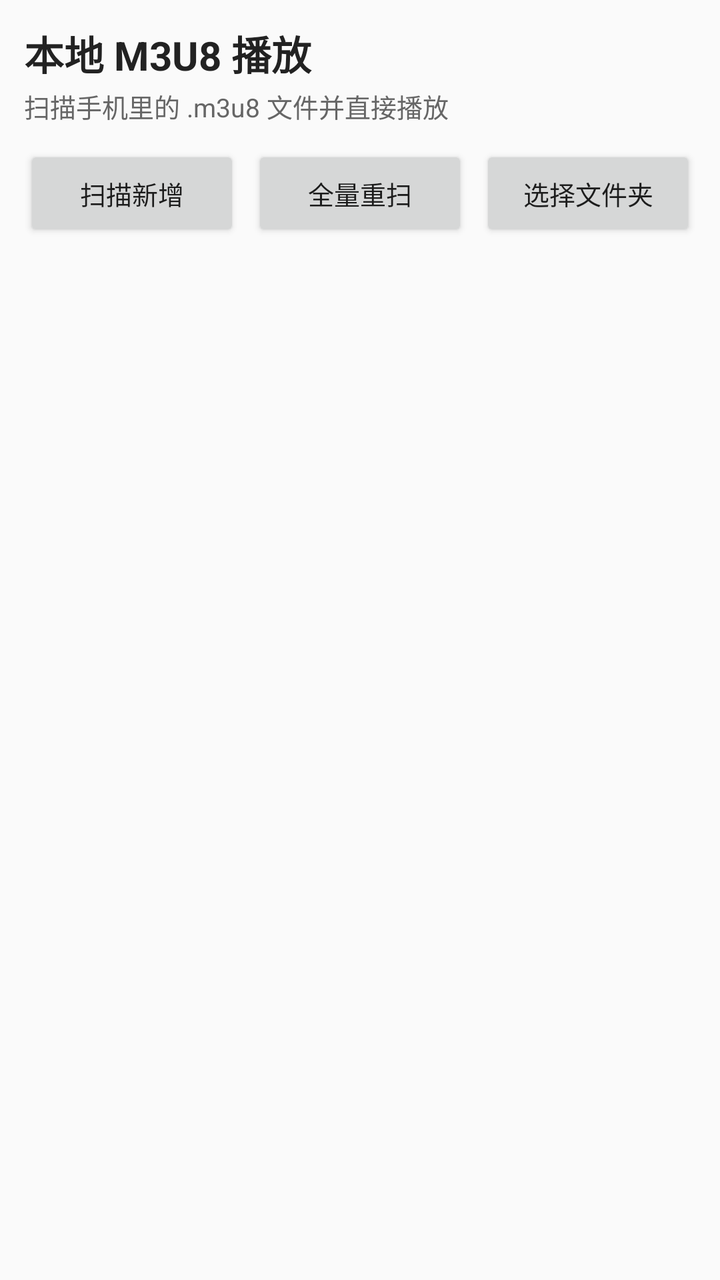
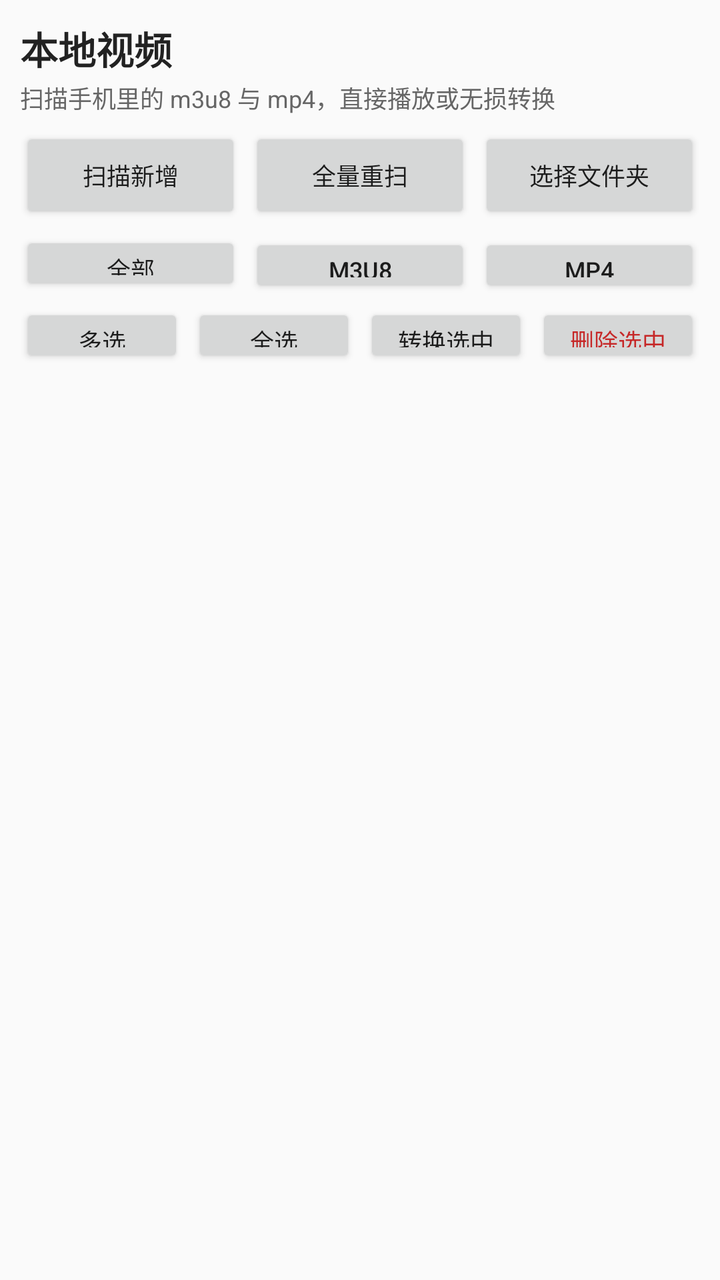

Screens rendered from an Android XML layout before and after an edit, with the pre-edit source and the edit as a unified diff.
<!-- AndroidManifest.xml: application theme AppTheme -->
<!-- res/layout/activity_m3u8_browser.xml -->
<?xml version="1.0" encoding="utf-8"?>
<LinearLayout xmlns:android="http://schemas.android.com/apk/res/android"
    android:layout_width="match_parent"
    android:layout_height="match_parent"
    android:background="#FAFAFA"
    android:orientation="vertical"
    android:padding="12dp">

    <TextView
        android:layout_width="match_parent"
        android:layout_height="wrap_content"
        android:paddingBottom="2dp"
        android:text="@string/m3u8_library"
        android:textColor="#222222"
        android:textSize="20sp"
        android:textStyle="bold" />

    <TextView
        android:id="@+id/countText"
        android:layout_width="match_parent"
        android:layout_height="wrap_content"
        android:paddingBottom="10dp"
        android:text="@string/m3u8_hint_scan"
        android:textColor="#666666"
        android:textSize="13sp" />

    <LinearLayout
        android:layout_width="match_parent"
        android:layout_height="wrap_content"
        android:orientation="horizontal">

        <Button
            android:id="@+id/scanButton"
            android:layout_width="0dp"
            android:layout_height="wrap_content"
            android:layout_weight="1"
            android:paddingLeft="4dp"
            android:paddingRight="4dp"
            android:text="@string/m3u8_scan"
            android:textSize="13sp" />

        <Button
            android:id="@+id/rescanButton"
            android:layout_width="0dp"
            android:layout_height="wrap_content"
            android:layout_marginStart="6dp"
            android:layout_weight="1"
            android:paddingLeft="4dp"
            android:paddingRight="4dp"
            android:text="@string/m3u8_rescan"
            android:textSize="13sp" />

        <Button
            android:id="@+id/folderButton"
            android:layout_width="0dp"
            android:layout_height="wrap_content"
            android:layout_marginStart="6dp"
            android:layout_weight="1"
            android:paddingLeft="4dp"
            android:paddingRight="4dp"
            android:text="@string/m3u8_pick_folder"
            android:textSize="13sp" />
    </LinearLayout>

    <ProgressBar
        android:id="@+id/progress"
        style="?android:attr/progressBarStyleHorizontal"
        android:layout_width="match_parent"
        android:layout_height="wrap_content"
        android:indeterminate="true"
        android:visibility="gone" />

    <FrameLayout
        android:layout_width="match_parent"
        android:layout_height="0dp"
        android:layout_weight="1">

        <androidx.recyclerview.widget.RecyclerView
            android:id="@+id/recyclerView"
            android:layout_width="match_parent"
            android:layout_height="match_parent"
            android:clipToPadding="false"
            android:paddingTop="8dp"
            android:scrollbars="vertical" />

        <TextView
            android:id="@+id/emptyText"
            android:layout_width="match_parent"
            android:layout_height="wrap_content"
            android:layout_gravity="center"
            android:gravity="center"
            android:text="@string/m3u8_empty"
            android:textColor="#888888"
            android:textSize="14sp"
            android:visibility="gone" />
    </FrameLayout>
</LinearLayout>
<!-- resources referenced by this layout -->
<resources>
  <string name="m3u8_empty">没有找到 m3u8 文件。\n请确认已授权“所有文件访问权限”，或使用“选择文件夹”。</string>
  <string name="m3u8_hint_scan">扫描手机里的 .m3u8 文件并直接播放</string>
  <string name="m3u8_library">本地 M3U8 播放</string>
  <string name="m3u8_pick_folder">选择文件夹</string>
  <string name="m3u8_rescan">全量重扫</string>
  <string name="m3u8_scan">扫描新增</string>
  <style name="AppTheme" parent="@android:style/Theme.Material.Light.NoActionBar">
          <item name="android:colorPrimary">@color/primary</item>
          <item name="android:colorPrimaryDark">@color/primary_dark</item>
          <item name="android:colorAccent">@color/accent</item>
          <item name="android:windowBackground">@color/window_bg</item>
          <item name="android:navigationBarColor">@color/primary_dark</item>
          <item name="android:statusBarColor">@color/primary_dark</item>
      </style>
  <color name="primary">#1565C0</color>
  <color name="primary_dark">#0D47A1</color>
  <color name="accent">#FF9800</color>
  <color name="window_bg">#F5F5F5</color>
</resources>

<!-- the commit's change to res/layout/activity_m3u8_browser.xml (unified diff, before → after) -->
@@ -4,25 +4,28 @@
     android:layout_height="match_parent"
     android:background="#FAFAFA"
     android:orientation="vertical"
-    android:padding="12dp">
+    android:paddingStart="10dp"
+    android:paddingEnd="10dp"
+    android:paddingTop="10dp"
+    android:paddingBottom="10dp">
 
     <TextView
         android:layout_width="match_parent"
         android:layout_height="wrap_content"
-        android:paddingBottom="2dp"
         android:text="@string/m3u8_library"
         android:textColor="#222222"
-        android:textSize="20sp"
+        android:textSize="19sp"
         android:textStyle="bold" />
 
     <TextView
         android:id="@+id/countText"
         android:layout_width="match_parent"
         android:layout_height="wrap_content"
-        android:paddingBottom="10dp"
+        android:paddingTop="2dp"
+        android:paddingBottom="6dp"
         android:text="@string/m3u8_hint_scan"
         android:textColor="#666666"
-        android:textSize="13sp" />
+        android:textSize="12sp" />
 
     <LinearLayout
         android:layout_width="match_parent"
@@ -34,32 +37,122 @@
             android:layout_width="0dp"
             android:layout_height="wrap_content"
             android:layout_weight="1"
-            android:paddingLeft="4dp"
-            android:paddingRight="4dp"
+            android:paddingStart="2dp"
+            android:paddingEnd="2dp"
             android:text="@string/m3u8_scan"
-            android:textSize="13sp" />
+            android:textSize="12sp" />
 
         <Button
             android:id="@+id/rescanButton"
             android:layout_width="0dp"
             android:layout_height="wrap_content"
-            android:layout_marginStart="6dp"
+            android:layout_marginStart="4dp"
             android:layout_weight="1"
-            android:paddingLeft="4dp"
-            android:paddingRight="4dp"
+            android:paddingStart="2dp"
+            android:paddingEnd="2dp"
             android:text="@string/m3u8_rescan"
-            android:textSize="13sp" />
+            android:textSize="12sp" />
 
         <Button
             android:id="@+id/folderButton"
             android:layout_width="0dp"
             android:layout_height="wrap_content"
-            android:layout_marginStart="6dp"
+            android:layout_marginStart="4dp"
             android:layout_weight="1"
-            android:paddingLeft="4dp"
-            android:paddingRight="4dp"
+            android:paddingStart="2dp"
+            android:paddingEnd="2dp"
             android:text="@string/m3u8_pick_folder"
-            android:textSize="13sp" />
+            android:textSize="12sp" />
+    </LinearLayout>
+
+    <LinearLayout
+        android:layout_width="match_parent"
+        android:layout_height="wrap_content"
+        android:layout_marginTop="4dp"
+        android:orientation="horizontal">
+
+        <Button
+            android:id="@+id/filterAll"
+            android:layout_width="0dp"
+            android:layout_height="32dp"
+            android:layout_weight="1"
+            android:paddingStart="0dp"
+            android:paddingEnd="0dp"
+            android:text="@string/filter_all"
+            android:textSize="12sp" />
+
+        <Button
+            android:id="@+id/filterM3u8"
+            android:layout_width="0dp"
+            android:layout_height="32dp"
+            android:layout_marginStart="4dp"
+            android:layout_weight="1"
+            android:paddingStart="0dp"
+            android:paddingEnd="0dp"
+            android:text="@string/filter_m3u8"
+            android:textSize="12sp" />
+
+        <Button
+            android:id="@+id/filterMp4"
+            android:layout_width="0dp"
+            android:layout_height="32dp"
+            android:layout_marginStart="4dp"
+            android:layout_weight="1"
+            android:paddingStart="0dp"
+            android:paddingEnd="0dp"
+            android:text="@string/filter_mp4"
+            android:textSize="12sp" />
+    </LinearLayout>
+
+    <LinearLayout
+        android:layout_width="match_parent"
+        android:layout_height="wrap_content"
+        android:layout_marginTop="4dp"
+        android:orientation="horizontal">
+
+        <Button
+            android:id="@+id/modeButton"
+            android:layout_width="0dp"
+            android:layout_height="32dp"
+            android:layout_weight="1"
+            android:paddingStart="0dp"
+            android:paddingEnd="0dp"
+            android:text="@string/batch_mode"
+            android:textSize="12sp" />
+
+        <Button
+            android:id="@+id/selectAllButton"
+            android:layout_width="0dp"
+            android:layout_height="32dp"
+            android:layout_marginStart="4dp"
+            android:layout_weight="1"
+            android:paddingStart="0dp"
+            android:paddingEnd="0dp"
+            android:text="@string/batch_select_all"
+            android:textSize="12sp" />
+
+        <Button
+            android:id="@+id/convertSelectedButton"
+            android:layout_width="0dp"
+            android:layout_height="32dp"
+            android:layout_marginStart="4dp"
+            android:layout_weight="1"
+            android:paddingStart="0dp"
+            android:paddingEnd="0dp"
+            android:text="@string/batch_convert"
+            android:textSize="12sp" />
+
+        <Button
+            android:id="@+id/deleteSelectedButton"
+            android:layout_width="0dp"
+            android:layout_height="32dp"
+            android:layout_marginStart="4dp"
+            android:layout_weight="1"
+            android:paddingStart="0dp"
+            android:paddingEnd="0dp"
+            android:text="@string/batch_delete"
+            android:textColor="#C62828"
+            android:textSize="12sp" />
     </LinearLayout>
 
     <ProgressBar
@@ -73,6 +166,7 @@
     <FrameLayout
         android:layout_width="match_parent"
         android:layout_height="0dp"
+        android:layout_marginTop="4dp"
         android:layout_weight="1">
 
         <androidx.recyclerview.widget.RecyclerView
@@ -80,7 +174,7 @@
             android:layout_width="match_parent"
             android:layout_height="match_parent"
             android:clipToPadding="false"
-            android:paddingTop="8dp"
+            android:paddingTop="4dp"
             android:scrollbars="vertical" />
 
         <TextView
@@ -91,7 +185,7 @@
             android:gravity="center"
             android:text="@string/m3u8_empty"
             android:textColor="#888888"
-            android:textSize="14sp"
+            android:textSize="13sp"
             android:visibility="gone" />
     </FrameLayout>
 </LinearLayout>
<!-- resource entries referenced after the edit -->
@@ -1,8 +1,15 @@
 <!-- resources referenced by this layout -->
 <resources>
-  <string name="m3u8_empty">没有找到 m3u8 文件。\n请确认已授权“所有文件访问权限”，或使用“选择文件夹”。</string>
-  <string name="m3u8_hint_scan">扫描手机里的 .m3u8 文件并直接播放</string>
-  <string name="m3u8_library">本地 M3U8 播放</string>
+  <string name="batch_convert">转换选中</string>
+  <string name="batch_delete">删除选中</string>
+  <string name="batch_mode">多选</string>
+  <string name="batch_select_all">全选</string>
+  <string name="filter_all">全部</string>
+  <string name="filter_m3u8">M3U8</string>
+  <string name="filter_mp4">MP4</string>
+  <string name="m3u8_empty">没有找到 m3u8 / mp4 文件。\n请确认已授权“所有文件访问权限”，或使用“选择文件夹”。</string>
+  <string name="m3u8_hint_scan">扫描手机里的 m3u8 与 mp4，直接播放或无损转换</string>
+  <string name="m3u8_library">本地视频</string>
   <string name="m3u8_pick_folder">选择文件夹</string>
   <string name="m3u8_rescan">全量重扫</string>
   <string name="m3u8_scan">扫描新增</string>
